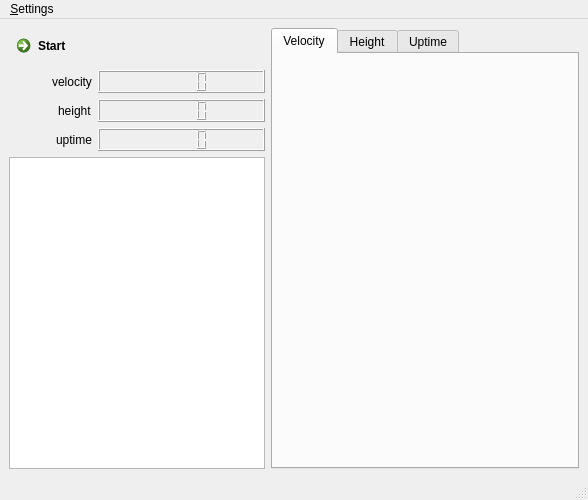
Old version of the form gui/ui/main.ui in the repository phch/davis-hyperloop.
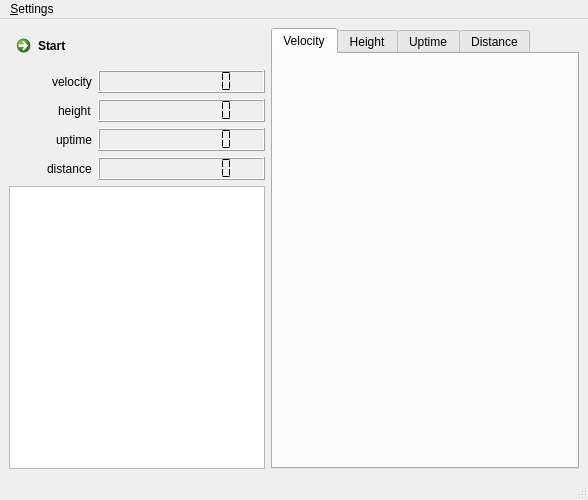
New version of the form.

Commit message: Show some LCD stats in the window

What changed in the file:
```diff
--- a/gui/ui/main.ui
+++ b/gui/ui/main.ui
@@ -47,6 +47,12 @@
             <verstretch>0</verstretch>
            </sizepolicy>
           </property>
+          <property name="numDigits">
+           <number>10</number>
+          </property>
+          <property name="segmentStyle">
+           <enum>QLCDNumber::Flat</enum>
+          </property>
          </widget>
         </item>
         <item row="0" column="0" alignment="Qt::AlignRight">
@@ -71,6 +77,12 @@
             <verstretch>0</verstretch>
            </sizepolicy>
           </property>
+          <property name="numDigits">
+           <number>10</number>
+          </property>
+          <property name="segmentStyle">
+           <enum>QLCDNumber::Flat</enum>
+          </property>
          </widget>
         </item>
         <item row="2" column="1" colspan="2">
@@ -81,6 +93,32 @@
             <verstretch>0</verstretch>
            </sizepolicy>
           </property>
+          <property name="numDigits">
+           <number>10</number>
+          </property>
+          <property name="segmentStyle">
+           <enum>QLCDNumber::Flat</enum>
+          </property>
+         </widget>
+        </item>
+        <item row="3" column="0" alignment="Qt::AlignRight">
+         <widget class="QLabel" name="distanceLabel">
+          <property name="text">
+           <string>distance</string>
+          </property>
+         </widget>
+        </item>
+        <item row="3" column="1" colspan="2">
+         <widget class="QLCDNumber" name="distanceLCD">
+          <property name="smallDecimalPoint">
+           <bool>false</bool>
+          </property>
+          <property name="numDigits">
+           <number>10</number>
+          </property>
+          <property name="segmentStyle">
+           <enum>QLCDNumber::Flat</enum>
+          </property>
          </widget>
         </item>
        </layout>
@@ -116,6 +154,11 @@
         <string>Uptime</string>
        </attribute>
       </widget>
+      <widget class="QWidget" name="tab">
+       <attribute name="title">
+        <string>Distance</string>
+       </attribute>
+      </widget>
      </widget>
     </item>
    </layout>
```
Left out of the diff: 12 changed lines with no effect on the pictures. The commit also changes 3 other files.
